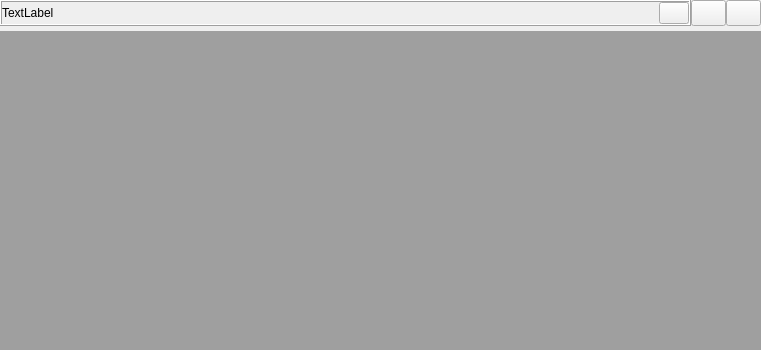
Before: the Qt Designer form imageshow.ui in Seule-Seule/GraduationProjectImageSimilarity, drawn with Qt 5.
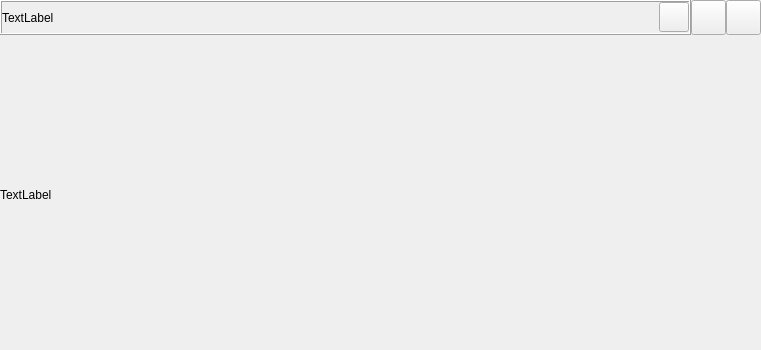
After: the same form once the commit is applied.

Commit message: 界面逻辑优化

The edit to the form file:
```diff
--- a/imageshow.ui
+++ b/imageshow.ui
@@ -222,7 +222,11 @@
        </widget>
       </item>
       <item>
-       <widget class="QMdiArea" name="mdiArea_show_im"/>
+       <widget class="QLabel" name="label_show_im">
+        <property name="text">
+         <string>TextLabel</string>
+        </property>
+       </widget>
       </item>
      </layout>
     </widget>
```
Left out of the diff: 2 changed lines with no effect on the pictures. The commit also changes 6 other files.
